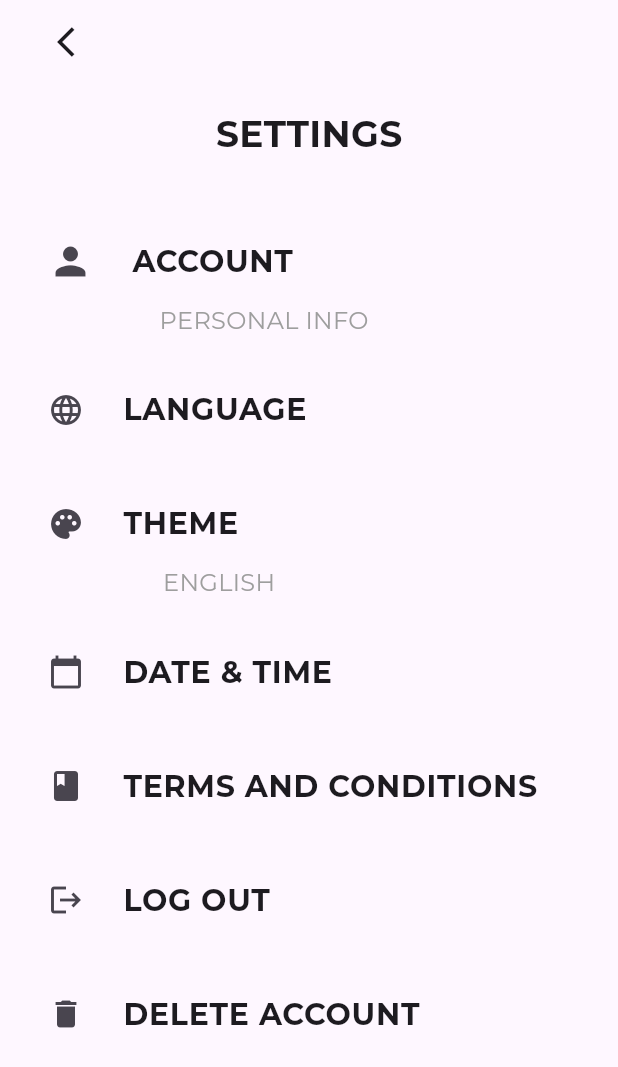
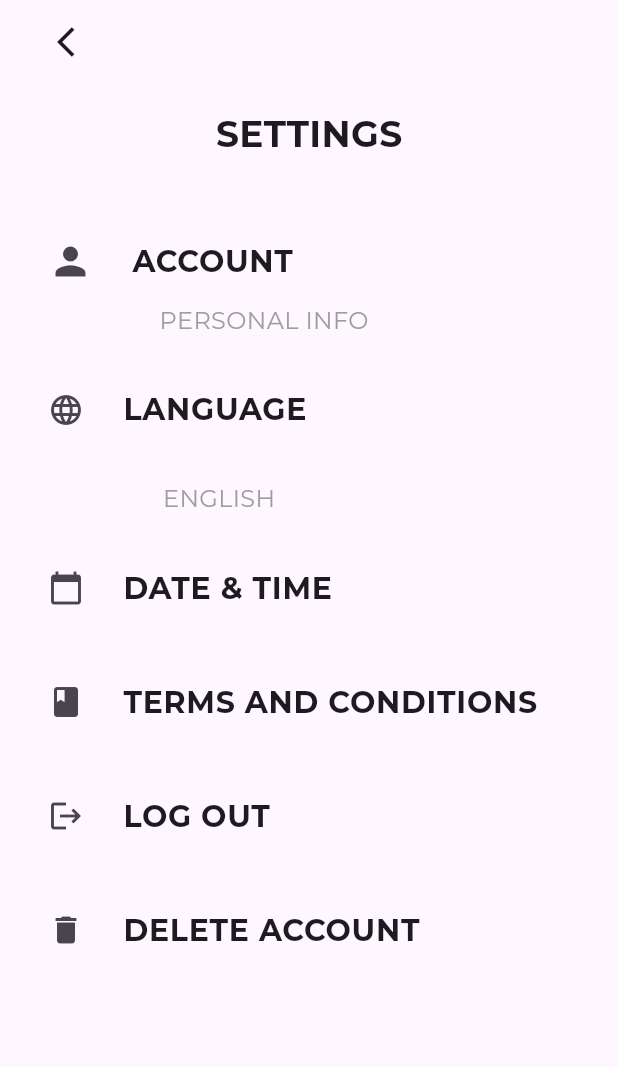
Before and after one commit to RichPerspective007/recyclify-h4b, a Flutter app: the Settings screen opened directly, on a phone screen of 412 x 824 dp. Shown: the top 1067 px of the screen. Run offline on Flutter 3.47's test engine with Material 3 defaults, Android fonts, the phone set to English and light mode, and no system bars; our stand-ins replace cloud_firestore, dash_chat_2, delightful_toast, firebase_auth, firebase_core, firebase_storage and 3 more; accounts and stored records are empty.

Commit message:
Theme deleted, UI errors solved. 	modified:   lib/components/settings.dart 	deleted:    lib/theme/darkmode.dart 	deleted:    lib/theme/lightmode.dart 	deleted:    lib/theme/theme.dart

```diff
--- a/lib/components/settings.dart
+++ b/lib/components/settings.dart
@@ -4,7 +4,7 @@ import 'package:recyclify/pages/account.dart';
 import 'package:recyclify/pages/date&time.dart';
 import 'package:recyclify/pages/language.dart';
 import 'package:recyclify/pages/term.dart';
-import 'package:recyclify/theme/theme.dart';
+
 
 
 class Settings extends StatelessWidget {
@@ -75,23 +75,7 @@ class Settings extends StatelessWidget {
                 ),
               ),
               SizedBox(height: 20),
-              Consumer<ThemeProvider>(
-                builder: (context, themeProvider, _) => ListTile(
-                  leading: Icon(Icons.palette),
-                  title: Padding(
-                    padding: EdgeInsets.only(left: 10),
-                    child: GestureDetector(
-                      onTap: () {
-                        _showThemeDialog(context, themeProvider);
-                      },
-                      child: Text(
-                        "THEME",
-                        style: TextStyle(fontSize: 20, fontWeight: FontWeight.bold),
-                      ),
-                    ),
-                  ),
-                ),
-              ),
+
               Padding(
                 padding: const EdgeInsets.only(right: 120),
                 child: Text(
@@ -161,33 +145,5 @@ class Settings extends StatelessWidget {
     );
   }
 
-  void _showThemeDialog(BuildContext context, ThemeProvider themeProvider) {
-    showDialog(
-      context: context,
-      builder: (BuildContext context) {
-        return AlertDialog(
-          title: Text("Select Theme"),
-          content: Column(
-            mainAxisSize: MainAxisSize.min,
-            children: <Widget>[
-              ListTile(
-                title: Text("Light Theme"),
-                onTap: () {
-                  themeProvider.setTheme(AppTheme.Light);
-                  Navigator.pop(context);
-                },
-              ),
-              ListTile(
-                title: Text("Dark Theme"),
-                onTap: () {
-                  themeProvider.setTheme(AppTheme.Dark);
-                  Navigator.pop(context);
-                },
-              ),
-            ],
-          ),
-        );
-      },
-    );
-  }
+
 }
--- a/lib/theme/theme.dart
+++ /dev/null
@@ -1,29 +0,0 @@
-import 'package:flutter/material.dart';
-
-enum AppTheme {
-  Light,
-  Dark,
-}
-
-class ThemeProvider with ChangeNotifier {
-  ThemeData _themeData = _lightTheme;
-
-  static final ThemeData _lightTheme = ThemeData(
-    brightness: Brightness.light,
-    primaryColor: Colors.blue,
-    // Define other light theme properties
-  );
-
-  static final ThemeData _darkTheme = ThemeData(
-    brightness: Brightness.dark,
-    primaryColor: Colors.deepPurple,
-    // Define other dark theme properties
-  );
-
-  ThemeData get themeData => _themeData;
-
-  void setTheme(AppTheme theme) {
-    _themeData = theme == AppTheme.Light ? _lightTheme : _darkTheme;
-    notifyListeners();
-  }
-}
```
Also changed, not shown: lib/theme/darkmode.dart (deleted, +0 -11 lines), lib/theme/lightmode.dart (deleted, +0 -11 lines).
